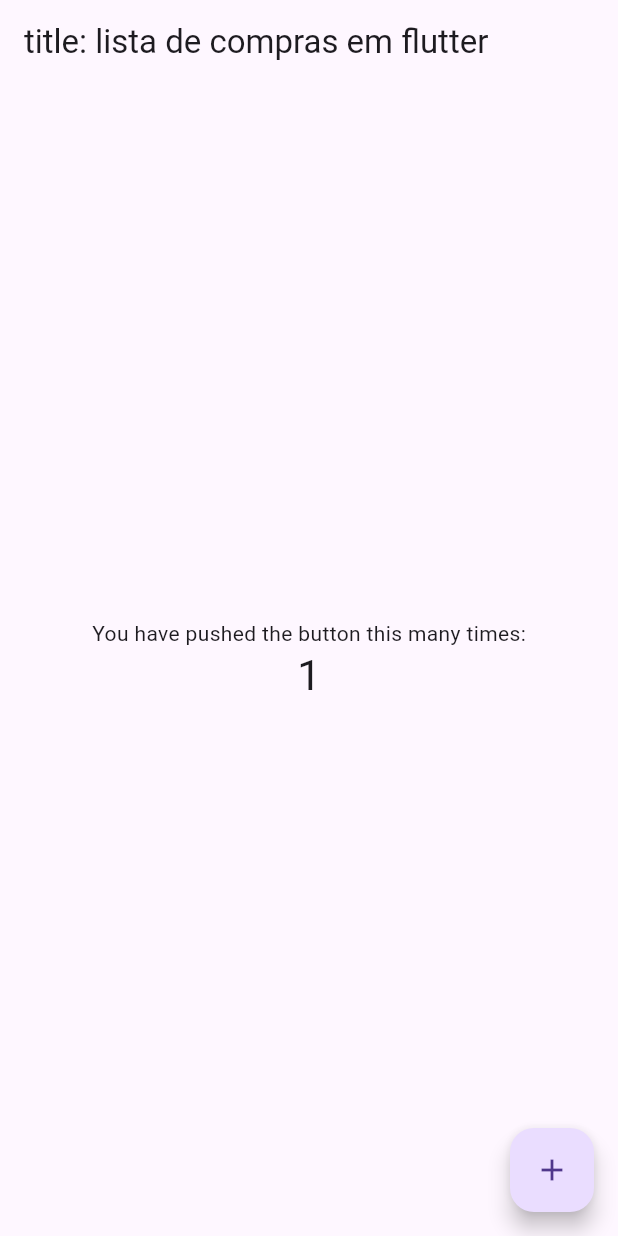
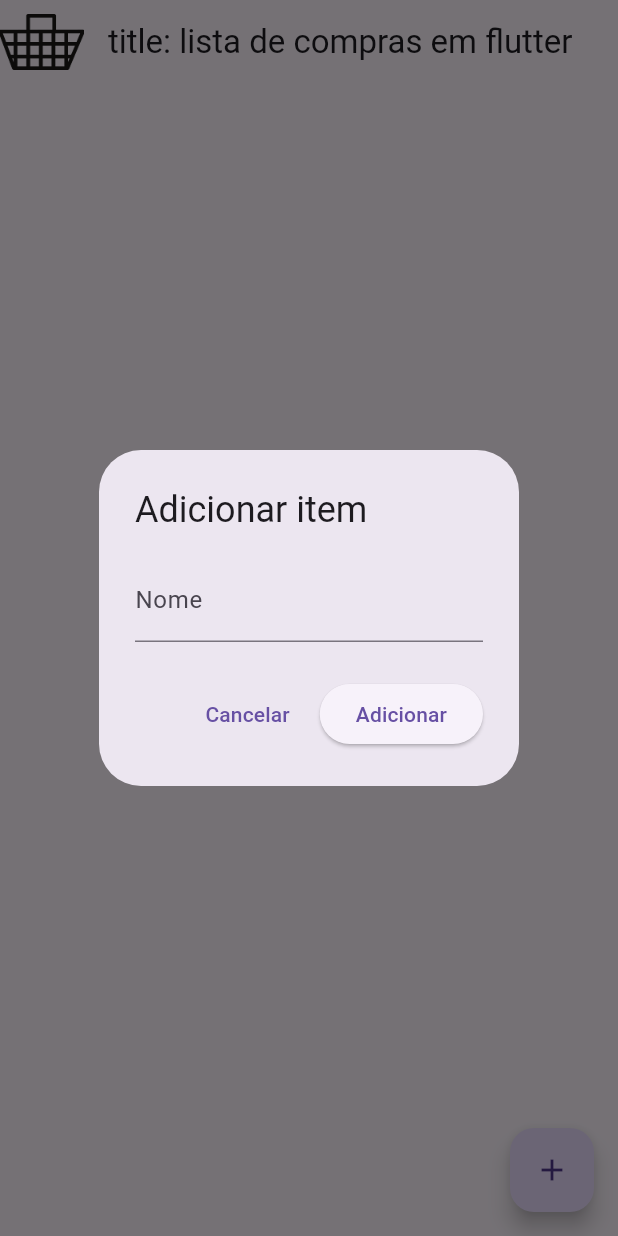
Before and after one commit to BunnyBot-3o/lista-compras, a Flutter app: the screen it shows after launch, after a tap on the "add" icon, on a phone screen of 412 x 824 dp. Run offline on Flutter 3.47's test engine with Material 3 defaults, Android fonts, the phone set to English and light mode, and no system bars.

Commit message:
finalizando app

```diff
--- a/lib/my_home_page.dart
+++ b/lib/my_home_page.dart
@@ -1,4 +1,5 @@
 import 'package:flutter/material.dart';
+import 'package:flutter_app/item.dart';
 
 class MyHomePage extends StatefulWidget {
   const MyHomePage({super.key, required this.title});
@@ -8,37 +9,94 @@ class MyHomePage extends StatefulWidget {
 }
 
 class _MyHomePageState extends State<MyHomePage> {
-  int _counter = 0;
+    final List<Item> _itens = [];
+    final nomeController = TextEditingController();
 
-  void _incrementCounter() {
-    setState(() {
-      _counter++;
-    });
-  }
+    void _adicionarItem(){
+      String nome = nomeController.text.trim();
+      Item novo = Item(nome: nomeController.text.trim());
+      setState(() {
+        _itens.add(novo);
+      });
+      Navigator.pop(context);
+    }
+
+    void _abrirDialogo() {
+      nomeController.clear();
+
+      showDialog(
+       context: context,
+       builder: (context) {
+        return AlertDialog(
+          title: Text("Adicionar item"),
+          content: Column(
+            mainAxisAlignment: MainAxisAlignment.center,
+            mainAxisSize: MainAxisSize.min,
+            children: [
+              TextField(
+                controller: nomeController,
+                decoration: const InputDecoration(labelText: "Nome"),
+
+              )
+            ],
+          ),
+          actions: [
+            TextButton(
+              onPressed: () => Navigator.pop(context),
+              child: const Text ('Cancelar'),
+              ),
+              ElevatedButton(
+                onPressed: _adicionarItem,
+                child: const Text('Adicionar'),
+              )
+          ]
+        );
+       }
+      );
+    }
 
   @override
   Widget build(BuildContext context) {
     return Scaffold(
       appBar: AppBar(
+        leading: Image.asset("assets/logo-app.png"),
         title: Text(widget.title),
       ),
-      body: Center(
-        child: Column(
-          mainAxisAlignment: MainAxisAlignment.center,
-          children: <Widget>[
-            const Text(
-              'You have pushed the button this many times:',
-            ),
-            Text(
-              '$_counter',
-              style: Theme.of(context).textTheme.headlineMedium,
-            ),
-          ],
-        ),
+      body: ListView.builder(
+        itemCount: _itens.length,
+        itemBuilder: (context, index) {
+          Item item = _itens[index];
+
+          return GestureDetector(
+            onDoubleTap: () {
+              setState (() {
+                item.selecionado = !item.selecionado;
+              });
+            },
+            child: ListTile(
+              title: Text(
+                item.nome,
+                 style:TextStyle(
+                  decoration: item.selecionado
+                  ? TextDecoration.lineThrough
+                  : TextDecoration.none,
+                  color: item.selecionado ? Colors.grey : Colors.black
+                   ,)
+                ,),
+                trailing: IconButton(
+                  icon: Icon(Icons.delete),
+                  onPressed: () {
+                    setState(() {
+                      _itens.removeAt(index);
+                  });
+        }),
+              ),
+          );
+        }
       ),
       floatingActionButton: FloatingActionButton(
-        onPressed: _incrementCounter,
-        tooltip: 'Increment',
+        onPressed: _abrirDialogo,
+        tooltip: 'Novo Item',
         child: const Icon(Icons.add),
       ),
     );
```
